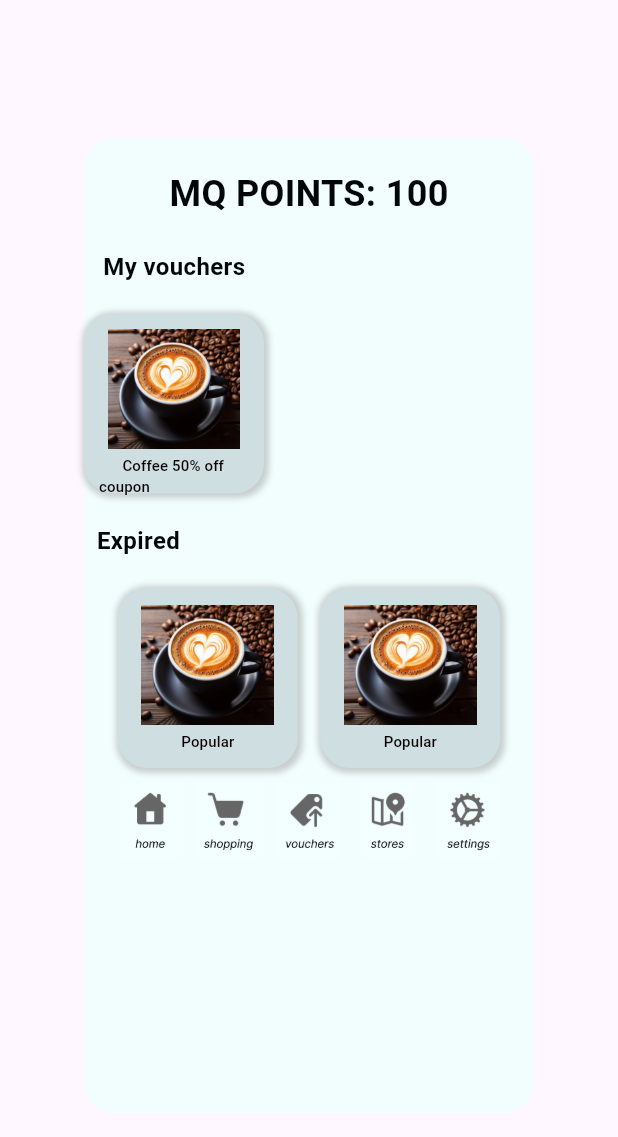
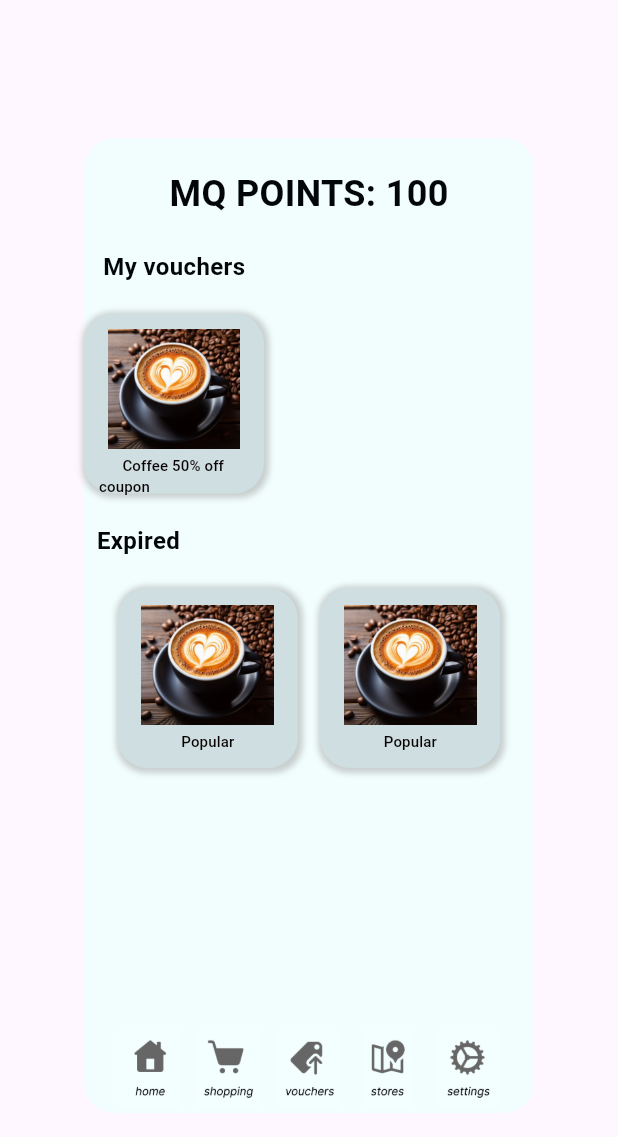
Before and after one commit to tinger529/MQ_points, a Flutter app: the VoucherScreen widget shown alone on an empty page, opened directly, on a phone screen of 412 x 824 dp. Shown: the top 1137 px of the screen. Run offline on Flutter 3.47's test engine with Material 3 defaults, Android fonts, the phone set to English and light mode, and no system bars; Roboto replaces fonts that are missing (Italic).

Commit message:
voucher page: improve rendering

```diff
--- a/lib/screens/voucher_screen.dart
+++ b/lib/screens/voucher_screen.dart
@@ -28,7 +28,9 @@ class VoucherScreen extends StatelessWidget {
 
         var vouchers = pair_vouchers(state.currentVouchers);
 
-        return Center(
+        return Stack(
+          children: [
+            Center(
 
               child: Column(
                 mainAxisSize: MainAxisSize.min,
@@ -114,15 +116,21 @@ class VoucherScreen extends StatelessWidget {
 
                         buildContainerD(state, "item", 'Popular', colour: const Color(0xFFCFDEE0), fontColor: const Color.fromARGB(255, 7, 1, 2)),
 
-                    const SizedBox(height: 10),
-
-                    toolbar(state),
                       ],
                     ),
                   ),
                 ]
               )
-        );
+            ),
+
+            Positioned.fill(
+              top: 600,
+              child: Align(
+                alignment: Alignment.centerRight,
+                child: toolbar(state),
+              ),
+            ),
+          ]);
       }
     );
   }
```
Lines whose indentation alone changed are shown as unchanged.
